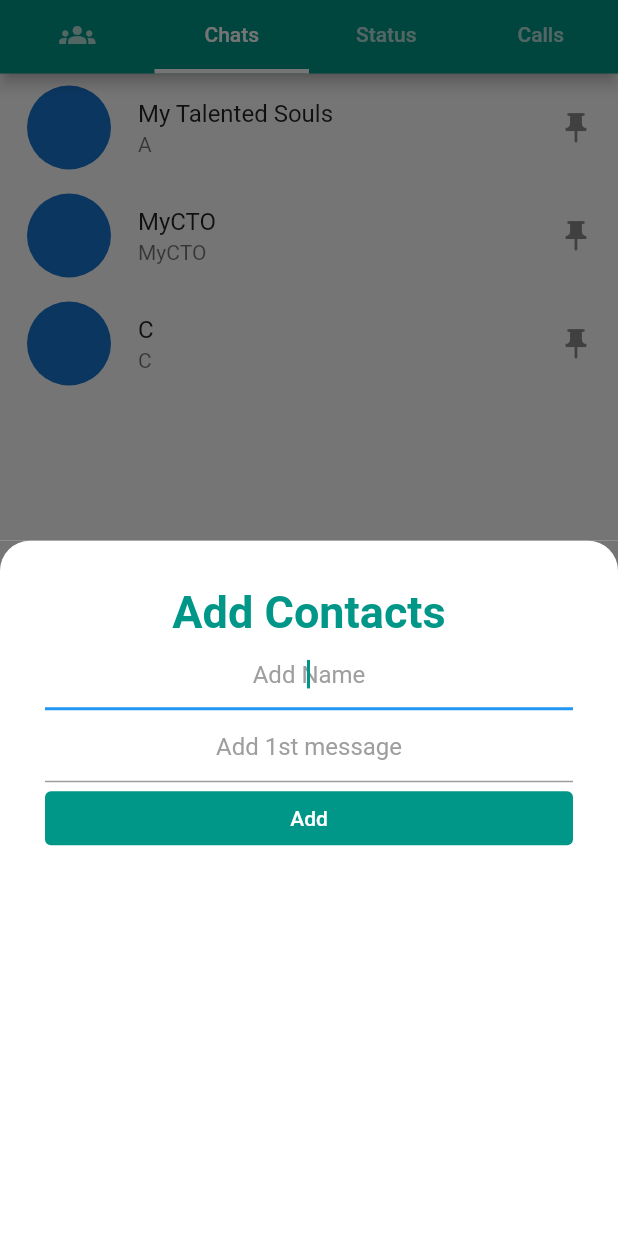
After one commit to vishesh0306/learn_APP, a Flutter app: the screen it shows after launch, tab 2 chosen, scrolled down 105 dp, after a tap on the "chat" icon, on a phone screen of 412 x 824 dp. The commit adds this screen. Run offline on Flutter 3.47's test engine with Material 2 defaults, Android fonts, the phone set to English and light mode, and no system bars.

Commit message:
chats and chatbox added

```diff
--- /dev/null
+++ b/lib/Screens/chats.dart
@@ -0,0 +1,155 @@
+import 'package:flutter/material.dart';
+import 'package:learn_app/models/chatbox.dart';
+
+class ChatPage extends StatefulWidget {
+  @override
+  State<ChatPage> createState() => _ChatPageState();
+}
+class _ChatPageState extends State<ChatPage> {
+  late String newName = '';
+  late String newMessage = '';
+
+  final List<String> headings = <String>['My Talented Souls', 'MyCTO', 'C'];
+  final List<String> text = <String>['A', 'MyCTO', 'C'];
+  final List<String> images = <String>['lib/images/dudejaJI.png', 'lib/images/dudejaJI.png', 'lib/images/dudejaJI.png'];
+
+  @override
+  Widget build(BuildContext context) {
+    return Scaffold(
+      backgroundColor: Colors.white,
+      body: Center(
+        child: ListView.builder(
+            itemCount: headings.length,
+            itemBuilder: (BuildContext context, int index) {
+              return messageTile(images: images, headings: headings, text: text,index: index,);
+
+                // chatBox(headings[index], text[index], images[index]);
+
+
+              // ListView(
+              //
+              //   // itemBuilder: (BuildContext context, int index) { return chatBox("kshitiz","hello","lib/images/dudejaJI.png");},
+              //   children: [
+              //     chatBox("My Talented Souls","Welcome to My talented Souls","lib/images/dudejaJI.png"),
+              //     chatBox("MyCTO","Welcome to MyCTO","lib/images/dudejaJI.png"),
+              //     chatBox("My Talented Souls","Welcome to My talented Souls","lib/images/dudejaJI.png"),
+              //   ],
+              // ),
+              // );
+
+            }),
+      ),
+      floatingActionButton: FloatingActionButton(
+        shape: RoundedRectangleBorder(
+            side: BorderSide.none, borderRadius: BorderRadius.circular(15)),
+        backgroundColor: Colors.teal,
+        onPressed: () {
+          setState(() {
+            // headings.add("$newName");
+            // text.add("$newMessage");
+            // images.add("lib/images/shivangi.png");
+            showModalBottomSheet(
+                context: context,
+                builder: (context) => AddContactScreen(
+                      onSave: (name, message) {
+                        setState(() {
+                          newName = name; // Update newName variable
+                          newMessage = message; // Update newMessage variable
+
+                          headings.add(name);
+                          text.add(message);
+                          images.add("lib/images/shivangi.png");
+                        });
+                      },
+                    ));
+          });
+        },
+        child: Icon(Icons.chat),
+      ),
+    );
+  }
+}
+
+
+
+class AddContactScreen extends StatefulWidget {
+  final Function(String, String) onSave;
+
+  AddContactScreen({required this.onSave});
+
+  @override
+  State<AddContactScreen> createState() => _AddContactScreenState();
+}
+
+class _AddContactScreenState extends State<AddContactScreen> {
+  TextEditingController newNameController = TextEditingController();
+  TextEditingController newMessageController = TextEditingController();
+  var message;
+  var name;
+  @override
+  Widget build(BuildContext context) {
+    return Container(
+      color: Color(0xff757575),
+      child: Container(
+        padding: EdgeInsets.all(30),
+        height: double.infinity,
+        decoration: BoxDecoration(
+            color: Colors.white,
+            borderRadius: BorderRadius.only(
+                topLeft: Radius.circular(20), topRight: Radius.circular(20))),
+        child: Column(
+          crossAxisAlignment: CrossAxisAlignment.stretch,
+          children: [
+            Text(
+              "Add Contacts",
+              textAlign: TextAlign.center,
+              style: TextStyle(
+                  fontSize: 30,
+                  fontWeight: FontWeight.bold,
+                  color: Colors.teal),
+            ),
+            TextField(
+              autofocus: true,
+              textAlign: TextAlign.center,
+              cursorColor: Colors.teal,
+              decoration: InputDecoration(
+                  hintText: "Add Name",
+                  hintStyle: TextStyle(color: Colors.grey)),
+              controller: newNameController,
+            ),
+            TextField(
+                autofocus: true,
+                textAlign: TextAlign.center,
+                cursorColor: Colors.teal,
+                decoration: InputDecoration(
+                    hintText: "Add 1st message",
+                    hintStyle: TextStyle(color: Colors.grey)),
+                controller: newMessageController),
+            TextButton(
+                onPressed: () {
+                  setState(() {
+                    name = newNameController.text;
+                    message = newMessageController.text;
+                    widget.onSave(name,
+                        message); // Call the callback function to pass data back
+                    Navigator.pop(context); // Close the bottom sheet
+
+                    // headings.add("$name");
+                    // text.add("$message");
+                    // images.add("lib/images/shivangi.png");
+                    print("$name");
+                  });
+                },
+                child: Text(
+                  "Add",
+                  style: TextStyle(color: Colors.white),
+                ),
+                style: ButtonStyle(
+                    backgroundColor:
+                        MaterialStateProperty.all<Color>(Colors.teal))),
+          ],
+        ),
+      ),
+    );
+  }
+}
--- a/lib/constants.dart
+++ b/lib/constants.dart
@@ -10,12 +10,12 @@ final appbar = AppBar(
 //   leading: SizedBox(width: 2,height: 1,),
   // shape: RoundedRectangleBorder(s
   //     borderRadius: BorderRadius.vertical(bottom: Radius.circular(16))),
-  // leading: IconButton(
-  //   onPressed: () {
-  //     print("hello");
-  //   },
-  //   icon: Icon(Icons.menu),
-  // ),
+  leading: IconButton(
+    onPressed: () {
+      print("hello");
+    },
+    icon: Icon(Icons.menu),
+  ),
   actions: [
     IconButton(onPressed: () {}, icon: Icon(Icons.camera_alt_outlined)),
     IconButton(onPressed: () {}, icon: Icon(Icons.search)),
@@ -32,7 +32,7 @@ final appbar = AppBar(
   // ),
   backgroundColor: Colors.teal,
   bottom: TabBar(
-    isScrollable: true,
+    isScrollable: false,
     indicatorColor: Colors.white,
     indicatorWeight: 3,
     tabs: [
@@ -52,7 +52,6 @@ final appbar = AppBar(
         // icon: Icon(Icons.settings),
         text: "Calls",
       ),
-
     ],
   ),
 );
@@ -66,10 +65,17 @@ final nestedScrollView = NestedScrollView(
       sliver: SliverSafeArea(
         top: false,
         sliver: SliverAppBar(
+          actions: [
+            IconButton(onPressed: () {}, icon: Icon(Icons.camera_alt_outlined)),
+            IconButton(onPressed: () {}, icon: Icon(Icons.search)),
+            IconButton(onPressed: () {}, icon: Icon(Icons.more_vert)),
+          ],
           backgroundColor: Colors.teal,
           pinned: true,
           floating: true,
           snap: true,
+          leading: IconButton(onPressed: () {  }, icon: Icon(Icons.menu),),
+
           title: Text("Mera WhatsApp"),
           bottom: TabBar(
             isScrollable: false,
@@ -113,3 +119,5 @@ final nestedScrollView = NestedScrollView(
     // ],
   ),
 );
+
+Drawer draw = Drawer(child: SizedBox(width: 100,height: double.infinity,),elevation: 19,);
--- /dev/null
+++ b/lib/models/chatbox.dart
@@ -0,0 +1,76 @@
+import 'package:flutter/cupertino.dart';
+import 'package:flutter/material.dart';
+
+// Widget chatBox(String heading, String text, String image) {
+//   return InkWell(
+//     onTap: () {
+//       print("hello bhai");
+//     },
+//     child: Container(
+//       // color: Colors.cyan,
+//       height: 90,
+//       child: Center(
+//           child: Padding(
+//         padding: EdgeInsets.symmetric(vertical: 8),
+//         child: Row(
+//           children: [
+//             InkWell(
+//               child: Padding(
+//                 padding: EdgeInsets.only(left: 15, right: 20),
+//                 child: CircleAvatar(
+//                   radius: 30,
+//                   foregroundImage: AssetImage(image),
+//                 ),
+//               ),
+//               onTap: () {
+//                 print("hello");
+//               },
+//             ),
+//             Column(
+//               crossAxisAlignment: CrossAxisAlignment.start,
+//               mainAxisAlignment: MainAxisAlignment.spaceEvenly,
+//               children: [
+//                 Text(
+//                   heading,
+//                   style: TextStyle(fontWeight: FontWeight.bold, fontSize: 18),
+//                 ),
+//                 Text(
+//                   text,
+//                   style: TextStyle(fontSize: 12),
+//                 ),
+//               ],
+//             ),
+//           ],
+//         ),
+//       )),
+//     ),
+//   );
+// }
+
+class messageTile extends StatelessWidget {
+  messageTile({
+    super.key,
+    required this.images,
+    required this.headings,
+    required this.text,
+    required this.index
+  });
+
+  final List<String> images;
+  final List<String> headings;
+  final List<String> text;
+  int index;
+
+  @override
+  Widget build(BuildContext context) {
+    return ListTile(
+      leading: CircleAvatar(
+        radius: 30,
+        foregroundImage: AssetImage(images[index]),
+      ),
+      title: Text(headings[index]),
+      subtitle: Text(text[index]),
+      trailing: Icon(Icons.push_pin),
+    );
+  }
+}
```
